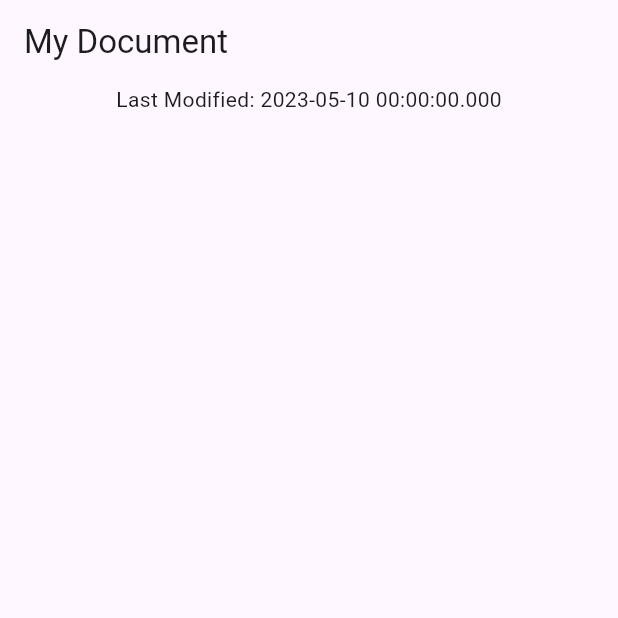
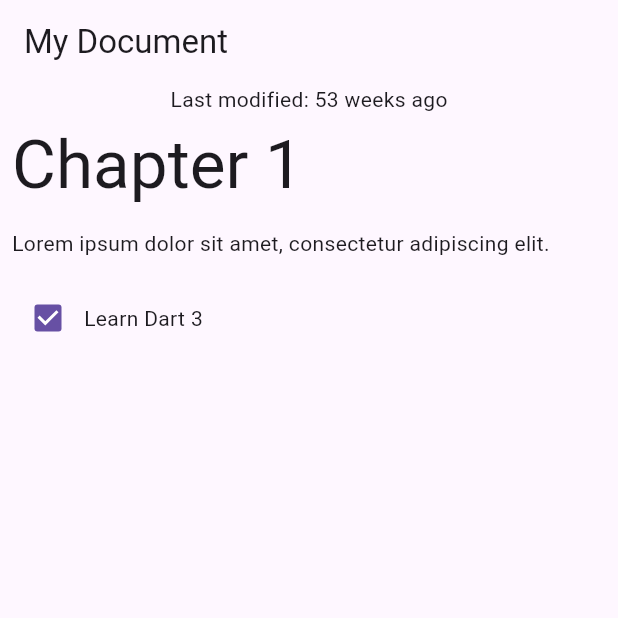
Before and after one commit to ajay9803/patterns-codelab, a Flutter app: the screen it shows after launch, on a phone screen of 412 x 824 dp, the top half of it. Run offline on Flutter 3.47's test engine with Material 3 defaults, Android fonts, the phone set to English and light mode, and no system bars.

```diff
--- a/lib/data.dart
+++ b/lib/data.dart
@@ -17,7 +17,7 @@ const documentJson = '''
     },
     {
       "type": "checkbox",
-      "checked": false,
+      "checked": true,
       "text": "Learn Dart 3"
     }
   ]
@@ -54,20 +54,32 @@ class Document {
   }
 }
 
-class Block {
-  final String type;
-  final String text;
-  Block(this.type, this.text);
+sealed class Block {
+  Block();
 
-  factory Block.fromJson(Map<String, dynamic> json) {
-    if (json
-        case {
-          "type": String type,
-          "text": String text,
-        }) {
-      return Block(type, text);
-    } else {
-      throw const FormatException("Unexpected JSON");
-    }
+  factory Block.fromJson(Map<String, Object?> json) {
+    return switch (json) {
+      {'type': 'h1', 'text': String text} => HeaderBlock(text),
+      {'type': 'p', 'text': String text} => ParagraphBlock(text),
+      {'type': 'checkbox', 'text': String text, 'checked': bool checked} =>
+        CheckboxBlock(text, checked),
+      _ => throw const FormatException('Unexpected JSON format'),
+    };
   }
 }
+
+class HeaderBlock extends Block {
+  final String text;
+  HeaderBlock(this.text);
+}
+
+class ParagraphBlock extends Block {
+  final String text;
+  ParagraphBlock(this.text);
+}
+
+class CheckboxBlock extends Block {
+  final String text;
+  final bool isChecked;
+  CheckboxBlock(this.text, this.isChecked);
+}
--- a/lib/main.dart
+++ b/lib/main.dart
@@ -30,17 +30,71 @@ class DocumentScreen extends StatelessWidget {
   @override
   Widget build(BuildContext context) {
     final (title, :modified) = document.metaData;
+    final blocks = document.getBlocks();
+    final formattedModifiedDate = formatDate(modified);
+
     return Scaffold(
       appBar: AppBar(
         title: Text(title),
       ),
       body: Column(
         children: [
-          Center(
-            child: Text('Last Modified: $modified'),
+          Text('Last modified: $formattedModifiedDate'),
+          Expanded(
+            child: ListView.builder(
+              itemCount: blocks.length,
+              itemBuilder: (context, index) {
+                return BlockWidget(block: blocks[index]);
+              },
+            ),
           ),
         ],
       ),
     );
   }
 }
+
+class BlockWidget extends StatelessWidget {
+  final Block block;
+
+  const BlockWidget({
+    required this.block,
+    super.key,
+  });
+
+  @override
+  Widget build(BuildContext context) {
+    return Container(
+      margin: const EdgeInsets.all(8),
+      child: switch (block) {
+        HeaderBlock(:final text) => Text(
+            text,
+            style: Theme.of(context).textTheme.displayMedium,
+          ),
+        ParagraphBlock(:final text) => Text(text),
+        CheckboxBlock(:final text, :final isChecked) => Row(
+            children: [
+              Checkbox(value: isChecked, onChanged: (_) {}),
+              Text(text),
+            ],
+          ),
+      },
+    );
+  }
+}
+
+String formatDate(DateTime dateTime) {
+  final today = DateTime.now();
+  final difference = dateTime.difference(today);
+
+  return switch (difference) {
+    Duration(inDays: 0) => 'today',
+    Duration(inDays: 1) => 'tomorrow',
+    Duration(inDays: -1) => 'yesterday',
+    Duration(inDays: final days) when days > 7 => '${days ~/ 7} weeks from now',
+    Duration(inDays: final days) when days < -7 =>
+      '${days.abs() ~/ 7} weeks ago',
+    Duration(inDays: final days, isNegative: true) => '${days.abs()} days ago',
+    Duration(inDays: final days) => '$days days from now',
+  };
+}
```
